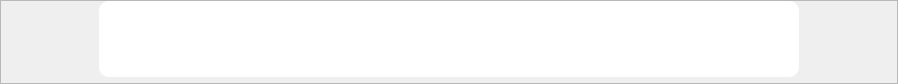
mrshakil015/Python-GUI-PyQt6, file TestDemo-2/input_widget.ui: the form before one commit.
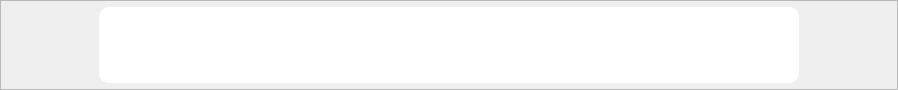
The form after the commit. Icons and pictures are not drawn.

Commit message: csv analysis input and output display properly but history problem

Patch:
```diff
--- a/TestDemo-2/input_widget.ui
+++ b/TestDemo-2/input_widget.ui
@@ -7,7 +7,7 @@
     <x>0</x>
     <y>0</y>
     <width>898</width>
-    <height>84</height>
+    <height>90</height>
    </rect>
   </property>
   <property name="windowTitle">
@@ -52,7 +52,7 @@
        <number>0</number>
       </property>
       <property name="topMargin">
-       <number>0</number>
+       <number>6</number>
       </property>
       <property name="rightMargin">
        <number>0</number>
@@ -219,7 +219,7 @@
         <property name="sizeHint" stdset="0">
          <size>
           <width>20</width>
-          <height>40</height>
+          <height>10</height>
          </size>
         </property>
        </spacer>
```
Left out of the diff: 5 changed lines with no effect on the pictures. The commit also changes 8 other files.
